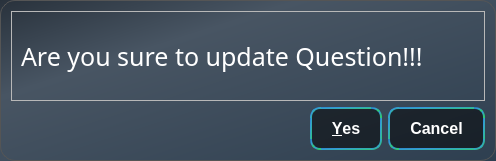
This is lab/src/lab/updatedialog.ui in vyshnav20/Department-Management-and-Learning-Platform as Qt 5 draws it before an edit. The edited form follows.
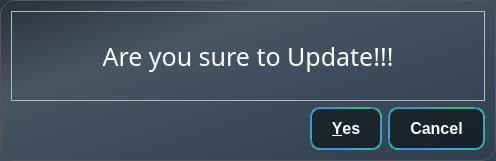
This is the edited form. Icons and pictures are not drawn.

Patch:
```diff
--- a/lab/src/lab/updatedialog.ui
+++ b/lab/src/lab/updatedialog.ui
@@ -60,7 +60,10 @@
          </font>
         </property>
         <property name="text">
-         <string>Are you sure to update Question!!!</string>
+         <string>Are you sure to Update!!!</string>
+        </property>
+        <property name="alignment">
+         <set>Qt::AlignCenter</set>
         </property>
        </widget>
       </item>
```
Left out of the diff: 8 changed lines with no effect on the pictures.
